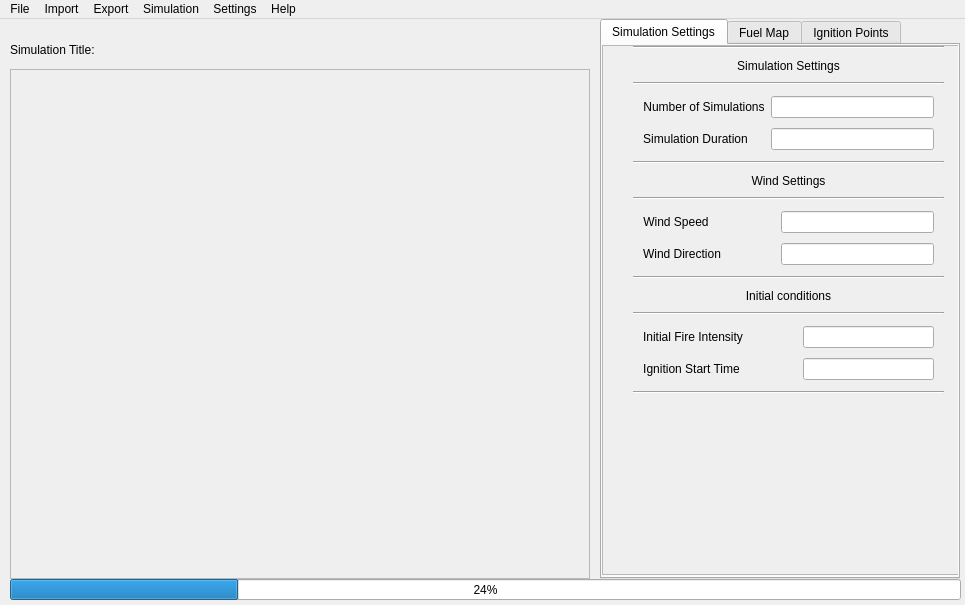
First picture: the form in src/qt_files/MainWindow.ui, repository luckek/FireScapeRx-dev, before the edit.
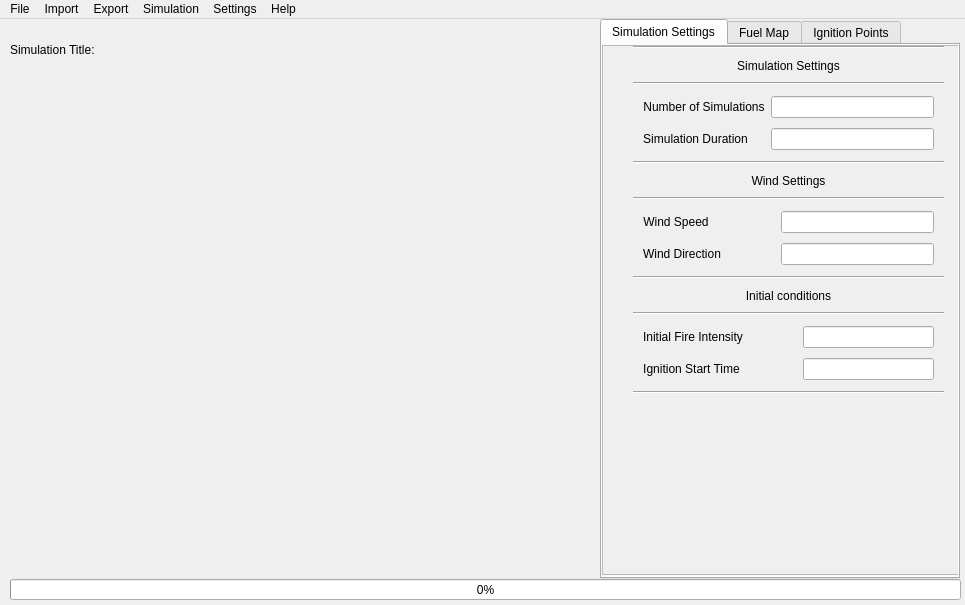
Second picture: the form after the edit.

Commit message: Editor scroll areas are now self contained

```diff
--- a/src/qt_files/MainWindow.ui
+++ b/src/qt_files/MainWindow.ui
@@ -14,29 +14,6 @@
    <string>FireScape Rx</string>
   </property>
   <widget class="QWidget" name="central_widget">
-   <widget class="QScrollArea" name="_fl_map_grid_scroll_area">
-    <property name="geometry">
-     <rect>
-      <x>10</x>
-      <y>50</y>
-      <width>580</width>
-      <height>510</height>
-     </rect>
-    </property>
-    <property name="widgetResizable">
-     <bool>true</bool>
-    </property>
-    <widget class="QWidget" name="scrollAreaWidgetContents">
-     <property name="geometry">
-      <rect>
-       <x>0</x>
-       <y>0</y>
-       <width>578</width>
-       <height>508</height>
-      </rect>
-     </property>
-    </widget>
-   </widget>
    <widget class="QProgressBar" name="_progress_bar">
     <property name="geometry">
      <rect>
@@ -47,7 +24,7 @@
      </rect>
     </property>
     <property name="value">
-     <number>24</number>
+     <number>0</number>
     </property>
    </widget>
    <widget class="QTabWidget" name="_tab_widget">
@@ -1016,29 +993,6 @@
      </item>
     </layout>
    </widget>
-   <widget class="QScrollArea" name="_ign_pt_scroll_area">
-    <property name="geometry">
-     <rect>
-      <x>10</x>
-      <y>50</y>
-      <width>580</width>
-      <height>510</height>
-     </rect>
-    </property>
-    <property name="widgetResizable">
-     <bool>true</bool>
-    </property>
-    <widget class="QWidget" name="ign_point_scroll_area_widget_contents">
-     <property name="geometry">
-      <rect>
-       <x>0</x>
-       <y>0</y>
-       <width>578</width>
-       <height>508</height>
-      </rect>
-     </property>
-    </widget>
-   </widget>
   </widget>
   <widget class="QMenuBar" name="_menu_bar">
    <property name="geometry">
```
The commit also changes 6 other files.
